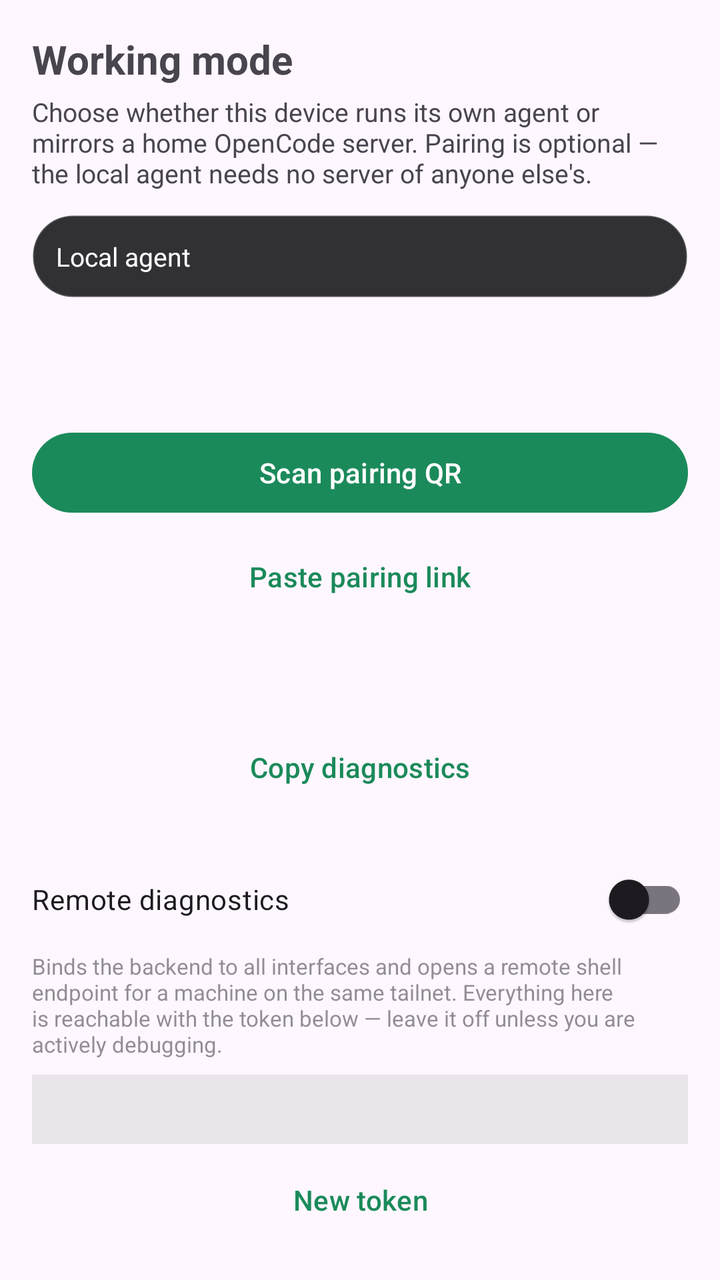
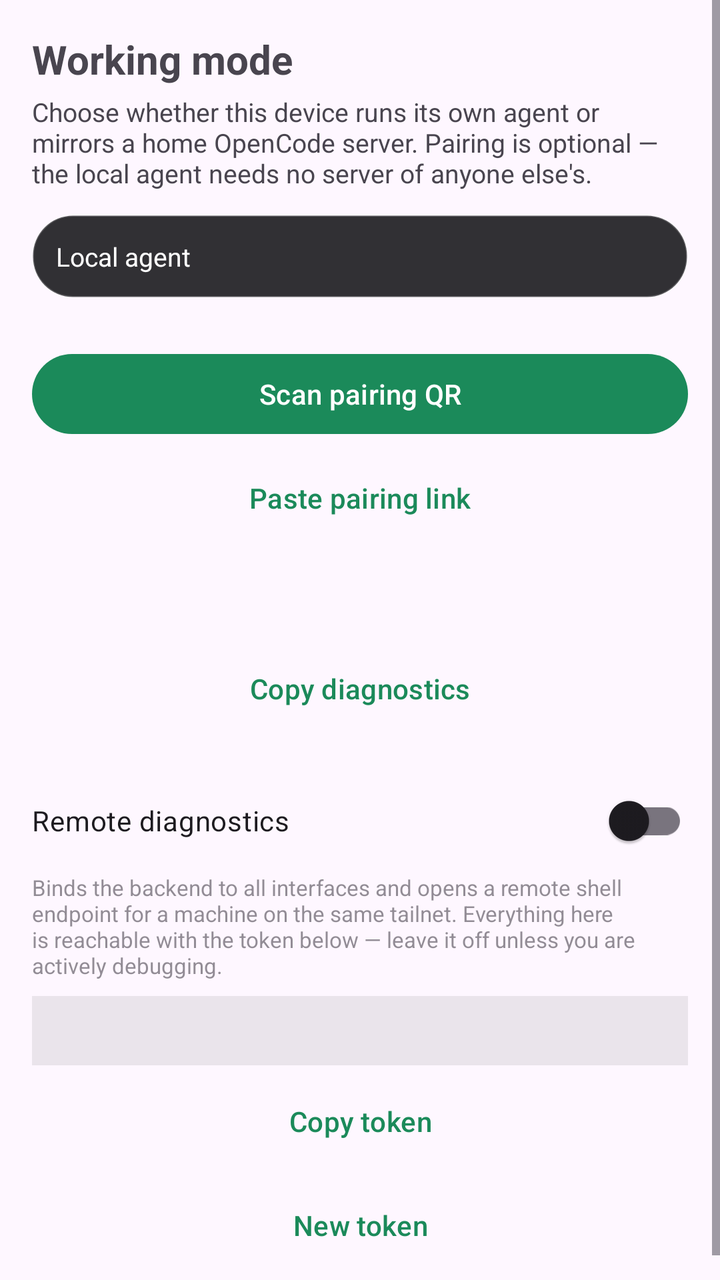

Before-and-after screenshots of an Android layout around one commit, followed by the original layout XML and the change that was made.
<!-- AndroidManifest.xml: application theme Theme.OpenCode -->
<!-- res/layout/activity_peers.xml -->
<?xml version="1.0" encoding="utf-8"?>
<LinearLayout xmlns:android="http://schemas.android.com/apk/res/android"
    android:layout_width="match_parent"
    android:layout_height="match_parent"
    android:orientation="vertical"
    android:background="?android:attr/colorBackground"
    android:padding="16dp">

    <TextView
        android:layout_width="wrap_content"
        android:layout_height="wrap_content"
        android:text="@string/peers_title"
        android:textSize="20sp"
        android:textStyle="bold" />

    <TextView
        android:layout_width="match_parent"
        android:layout_height="wrap_content"
        android:layout_marginTop="4dp"
        android:text="@string/peers_subtitle"
        android:textSize="13sp" />

    
    <TextView
        android:id="@+id/modeStatus"
        android:layout_width="match_parent"
        android:layout_height="wrap_content"
        android:layout_marginTop="12dp"
        android:background="@drawable/bg_mode_chip"
        android:padding="12dp"
        android:text="@string/mode_local"
        android:textColor="#FFFFFFFF"
        android:textSize="13sp" />

    
    <com.google.android.material.button.MaterialButton
        android:id="@+id/workLocallyButton"
        style="@style/Widget.Material3.Button.OutlinedButton"
        android:layout_width="match_parent"
        android:layout_height="wrap_content"
        android:layout_marginTop="8dp"
        android:text="@string/work_locally"
        android:visibility="gone" />

    
    <LinearLayout
        android:id="@+id/batteryWarning"
        android:layout_width="match_parent"
        android:layout_height="wrap_content"
        android:layout_marginTop="12dp"
        android:background="@drawable/bg_mode_chip"
        android:orientation="vertical"
        android:padding="12dp"
        android:visibility="gone">

        <TextView
            android:layout_width="match_parent"
            android:layout_height="wrap_content"
            android:text="@string/battery_title"
            android:textColor="#FFFFC9A0"
            android:textSize="13sp"
            android:textStyle="bold" />

        <TextView
            android:layout_width="match_parent"
            android:layout_height="wrap_content"
            android:layout_marginTop="4dp"
            android:text="@string/battery_body"
            android:textColor="#FFFFFFFF"
            android:textSize="13sp" />

        <com.google.android.material.button.MaterialButton
            android:id="@+id/batteryButton"
            style="@style/Widget.Material3.Button.TextButton"
            android:layout_width="wrap_content"
            android:layout_height="wrap_content"
            android:layout_marginTop="4dp"
            android:text="@string/battery_open" />
    </LinearLayout>

    <ListView
        android:id="@+id/peerList"
        android:layout_width="match_parent"
        android:layout_height="0dp"
        android:layout_weight="1"
        android:layout_marginTop="12dp" />

    <TextView
        android:id="@+id/emptyView"
        android:layout_width="match_parent"
        android:layout_height="0dp"
        android:layout_weight="1"
        android:gravity="center"
        android:text="@string/peers_empty"
        android:textSize="14sp"
        android:visibility="gone" />

    <com.google.android.material.button.MaterialButton
        android:id="@+id/scanButton"
        android:layout_width="match_parent"
        android:layout_height="wrap_content"
        android:layout_marginTop="12dp"
        android:text="@string/peers_scan_qr" />

    <com.google.android.material.button.MaterialButton
        android:id="@+id/pasteButton"
        style="@style/Widget.Material3.Button.TextButton"
        android:layout_width="match_parent"
        android:layout_height="wrap_content"
        android:layout_marginTop="4dp"
        android:text="@string/peers_paste_link" />

    
    <TextView
        android:id="@+id/engineInfo"
        android:layout_width="match_parent"
        android:layout_height="wrap_content"
        android:layout_marginTop="10dp"
        android:gravity="center"
        android:textIsSelectable="true"
        android:textSize="11sp"
        android:alpha="0.55" />

    
    <TextView
        android:id="@+id/workspaceInfo"
        android:layout_width="match_parent"
        android:layout_height="wrap_content"
        android:layout_marginTop="4dp"
        android:gravity="center"
        android:textIsSelectable="true"
        android:textSize="11sp"
        android:alpha="0.55" />

    
    <com.google.android.material.button.MaterialButton
        android:id="@+id/copyDiagnosticsButton"
        style="@style/Widget.Material3.Button.TextButton"
        android:layout_width="match_parent"
        android:layout_height="wrap_content"
        android:layout_marginTop="4dp"
        android:text="@string/copy_diagnostics" />

    
    <com.google.android.material.switchmaterial.SwitchMaterial
        android:id="@+id/diagSwitch"
        android:layout_width="match_parent"
        android:layout_height="wrap_content"
        android:layout_marginTop="18dp"
        android:text="@string/diag_title" />

    <TextView
        android:layout_width="match_parent"
        android:layout_height="wrap_content"
        android:layout_marginTop="2dp"
        android:text="@string/diag_body"
        android:textSize="11sp"
        android:alpha="0.6" />

    <TextView
        android:id="@+id/diagInfo"
        android:layout_width="match_parent"
        android:layout_height="wrap_content"
        android:layout_marginTop="8dp"
        android:background="#14000000"
        android:fontFamily="monospace"
        android:padding="10dp"
        android:textIsSelectable="true"
        android:textSize="11sp" />

    <com.google.android.material.button.MaterialButton
        android:id="@+id/diagRotateButton"
        style="@style/Widget.Material3.Button.TextButton"
        android:layout_width="match_parent"
        android:layout_height="wrap_content"
        android:layout_marginTop="4dp"
        android:text="@string/diag_rotate" />
</LinearLayout>
<!-- resources referenced by this layout -->
<resources>
  <!-- drawable bg_mode_chip (drawable) -->
  <?xml version="1.0" encoding="utf-8"?>
  <shape xmlns:android="http://schemas.android.com/apk/res/android"
      android:shape="rectangle">
      <solid android:color="#E61B1B1F" />
      <corners android:radius="20dp" />
      <stroke
          android:width="1dp"
          android:color="#33FFFFFF" />
  </shape>
  <string name="battery_body">Huawei, Xiaomi and similar ROMs freeze background apps to save battery, which stops the local OpenCode server while it is supposed to be running. Allow unrestricted background activity for this app. On HarmonyOS/EMUI also open Battery → App launch and set OpenCode to “Manage manually”.</string>
  <string name="battery_open">Open battery settings</string>
  <string name="battery_title">Background may be killed</string>
  <string name="copy_diagnostics">Copy diagnostics</string>
  <string name="diag_body">Binds the backend to all interfaces and opens a remote shell endpoint for a machine on the same tailnet. Everything here is reachable with the token below — leave it off unless you are actively debugging.</string>
  <string name="diag_rotate">New token</string>
  <string name="diag_title">Remote diagnostics</string>
  <string name="mode_local">Local agent</string>
  <string name="peers_empty">No servers paired yet. Scan a pairing QR or paste a pairing link.</string>
  <string name="peers_paste_link">Paste pairing link</string>
  <string name="peers_scan_qr">Scan pairing QR</string>
  <string name="peers_subtitle">Choose whether this device runs its own agent or mirrors a home OpenCode server. Pairing is optional — the local agent needs no server of anyone else\'s.</string>
  <string name="peers_title">Working mode</string>
  <string name="work_locally">Work locally</string>
  <style name="Theme.OpenCode" parent="Theme.Material3.DayNight.NoActionBar">
          <item name="colorPrimary">@color/opencode_primary</item>
          <item name="colorOnPrimary">@color/opencode_on_primary</item>
          <item name="android:statusBarColor">?android:attr/colorBackground</item>
          <item name="android:navigationBarColor">?android:attr/colorBackground</item>
          <item name="android:windowLightStatusBar" tools:targetApi="m">true</item>
      </style>
  <color name="opencode_primary">#1B8A5A</color>
  <color name="opencode_on_primary">#FFFFFF</color>
</resources>

<!-- the commit's change to res/layout/activity_peers.xml (unified diff, before → after) -->
@@ -1,178 +1,193 @@
 <?xml version="1.0" encoding="utf-8"?>
-<LinearLayout xmlns:android="http://schemas.android.com/apk/res/android"
+<ScrollView xmlns:android="http://schemas.android.com/apk/res/android"
     android:layout_width="match_parent"
     android:layout_height="match_parent"
-    android:orientation="vertical"
-    android:background="?android:attr/colorBackground"
-    android:padding="16dp">
+    android:fillViewport="true">
 
-    <TextView
-        android:layout_width="wrap_content"
-        android:layout_height="wrap_content"
-        android:text="@string/peers_title"
-        android:textSize="20sp"
-        android:textStyle="bold" />
-
-    <TextView
+    <LinearLayout
         android:layout_width="match_parent"
         android:layout_height="wrap_content"
-        android:layout_marginTop="4dp"
-        android:text="@string/peers_subtitle"
-        android:textSize="13sp" />
-
-    
-    <TextView
-        android:id="@+id/modeStatus"
-        android:layout_width="match_parent"
-        android:layout_height="wrap_content"
-        android:layout_marginTop="12dp"
-        android:background="@drawable/bg_mode_chip"
-        android:padding="12dp"
-        android:text="@string/mode_local"
-        android:textColor="#FFFFFFFF"
-        android:textSize="13sp" />
-
-    
-    <com.google.android.material.button.MaterialButton
-        android:id="@+id/workLocallyButton"
-        style="@style/Widget.Material3.Button.OutlinedButton"
-        android:layout_width="match_parent"
-        android:layout_height="wrap_content"
-        android:layout_marginTop="8dp"
-        android:text="@string/work_locally"
-        android:visibility="gone" />
-
-    
-    <LinearLayout
-        android:id="@+id/batteryWarning"
-        android:layout_width="match_parent"
-        android:layout_height="wrap_content"
-        android:layout_marginTop="12dp"
-        android:background="@drawable/bg_mode_chip"
         android:orientation="vertical"
-        android:padding="12dp"
-        android:visibility="gone">
+        android:background="?android:attr/colorBackground"
+        android:padding="16dp">
 
         <TextView
-            android:layout_width="match_parent"
+            android:layout_width="wrap_content"
             android:layout_height="wrap_content"
-            android:text="@string/battery_title"
-            android:textColor="#FFFFC9A0"
-            android:textSize="13sp"
+            android:text="@string/peers_title"
+            android:textSize="20sp"
             android:textStyle="bold" />
 
         <TextView
             android:layout_width="match_parent"
             android:layout_height="wrap_content"
             android:layout_marginTop="4dp"
-            android:text="@string/battery_body"
+            android:text="@string/peers_subtitle"
+            android:textSize="13sp" />
+
+        
+        <TextView
+            android:id="@+id/modeStatus"
+            android:layout_width="match_parent"
+            android:layout_height="wrap_content"
+            android:layout_marginTop="12dp"
+            android:background="@drawable/bg_mode_chip"
+            android:padding="12dp"
+            android:text="@string/mode_local"
             android:textColor="#FFFFFFFF"
             android:textSize="13sp" />
 
+        
         <com.google.android.material.button.MaterialButton
-            android:id="@+id/batteryButton"
+            android:id="@+id/workLocallyButton"
+            style="@style/Widget.Material3.Button.OutlinedButton"
+            android:layout_width="match_parent"
+            android:layout_height="wrap_content"
+            android:layout_marginTop="8dp"
+            android:text="@string/work_locally"
+            android:visibility="gone" />
+
+        
+        <LinearLayout
+            android:id="@+id/batteryWarning"
+            android:layout_width="match_parent"
+            android:layout_height="wrap_content"
+            android:layout_marginTop="12dp"
+            android:background="@drawable/bg_mode_chip"
+            android:orientation="vertical"
+            android:padding="12dp"
+            android:visibility="gone">
+
+            <TextView
+                android:layout_width="match_parent"
+                android:layout_height="wrap_content"
+                android:text="@string/battery_title"
+                android:textColor="#FFFFC9A0"
+                android:textSize="13sp"
+                android:textStyle="bold" />
+
+            <TextView
+                android:layout_width="match_parent"
+                android:layout_height="wrap_content"
+                android:layout_marginTop="4dp"
+                android:text="@string/battery_body"
+                android:textColor="#FFFFFFFF"
+                android:textSize="13sp" />
+
+            <com.google.android.material.button.MaterialButton
+                android:id="@+id/batteryButton"
+                style="@style/Widget.Material3.Button.TextButton"
+                android:layout_width="wrap_content"
+                android:layout_height="wrap_content"
+                android:layout_marginTop="4dp"
+                android:text="@string/battery_open" />
+        </LinearLayout>
+
+        <ListView
+            android:id="@+id/peerList"
+            android:layout_width="match_parent"
+            android:layout_height="wrap_content"
+            android:layout_marginTop="12dp"
+            android:nestedScrollingEnabled="false" />
+
+        <TextView
+            android:id="@+id/emptyView"
+            android:layout_width="match_parent"
+            android:layout_height="wrap_content"
+            android:layout_marginTop="24dp"
+            android:gravity="center"
+            android:text="@string/peers_empty"
+            android:textSize="14sp"
+            android:visibility="gone" />
+
+        <com.google.android.material.button.MaterialButton
+            android:id="@+id/scanButton"
+            android:layout_width="match_parent"
+            android:layout_height="wrap_content"
+            android:layout_marginTop="12dp"
+            android:text="@string/peers_scan_qr" />
+
+        <com.google.android.material.button.MaterialButton
+            android:id="@+id/pasteButton"
             style="@style/Widget.Material3.Button.TextButton"
-            android:layout_width="wrap_content"
+            android:layout_width="match_parent"
             android:layout_height="wrap_content"
             android:layout_marginTop="4dp"
-            android:text="@string/battery_open" />
+            android:text="@string/peers_paste_link" />
+
+        
+        <TextView
+            android:id="@+id/engineInfo"
+            android:layout_width="match_parent"
+            android:layout_height="wrap_content"
+            android:layout_marginTop="10dp"
+            android:gravity="center"
+            android:textIsSelectable="true"
+            android:textSize="11sp"
+            android:alpha="0.55" />
+
+        
+        <TextView
+            android:id="@+id/workspaceInfo"
+            android:layout_width="match_parent"
+            android:layout_height="wrap_content"
+            android:layout_marginTop="4dp"
+            android:gravity="center"
+            android:textIsSelectable="true"
+            android:textSize="11sp"
+            android:alpha="0.55" />
+
+        
+        <com.google.android.material.button.MaterialButton
+            android:id="@+id/copyDiagnosticsButton"
+            style="@style/Widget.Material3.Button.TextButton"
+            android:layout_width="match_parent"
+            android:layout_height="wrap_content"
+            android:layout_marginTop="4dp"
+            android:text="@string/copy_diagnostics" />
+
+        
+        <com.google.android.material.switchmaterial.SwitchMaterial
+            android:id="@+id/diagSwitch"
+            android:layout_width="match_parent"
+            android:layout_height="wrap_content"
+            android:layout_marginTop="18dp"
+            android:text="@string/diag_title" />
+
+        <TextView
+            android:layout_width="match_parent"
+            android:layout_height="wrap_content"
+            android:layout_marginTop="2dp"
+            android:text="@string/diag_body"
+            android:textSize="11sp"
+            android:alpha="0.6" />
+
+        <TextView
+            android:id="@+id/diagInfo"
+            android:layout_width="match_parent"
+            android:layout_height="wrap_content"
+            android:layout_marginTop="8dp"
+            android:background="#14000000"
+            android:fontFamily="monospace"
+            android:padding="10dp"
+            android:textIsSelectable="true"
+            android:textSize="11sp" />
+
+        
+        <com.google.android.material.button.MaterialButton
+            android:id="@+id/diagCopyButton"
+            style="@style/Widget.Material3.Button.TextButton"
+            android:layout_width="match_parent"
+            android:layout_height="wrap_content"
+            android:layout_marginTop="4dp"
+            android:text="@string/diag_copy" />
+
+        <com.google.android.material.button.MaterialButton
+            android:id="@+id/diagRotateButton"
+            style="@style/Widget.Material3.Button.TextButton"
+            android:layout_width="match_parent"
+            android:layout_height="wrap_content"
+            android:layout_marginTop="4dp"
+            android:text="@string/diag_rotate" />
     </LinearLayout>
-
-    <ListView
-        android:id="@+id/peerList"
-        android:layout_width="match_parent"
-        android:layout_height="0dp"
-        android:layout_weight="1"
-        android:layout_marginTop="12dp" />
-
-    <TextView
-        android:id="@+id/emptyView"
-        android:layout_width="match_parent"
-        android:layout_height="0dp"
-        android:layout_weight="1"
-        android:gravity="center"
-        android:text="@string/peers_empty"
-        android:textSize="14sp"
-        android:visibility="gone" />
-
-    <com.google.android.material.button.MaterialButton
-        android:id="@+id/scanButton"
-        android:layout_width="match_parent"
-        android:layout_height="wrap_content"
-        android:layout_marginTop="12dp"
-        android:text="@string/peers_scan_qr" />
-
-    <com.google.android.material.button.MaterialButton
-        android:id="@+id/pasteButton"
-        style="@style/Widget.Material3.Button.TextButton"
-        android:layout_width="match_parent"
-        android:layout_height="wrap_content"
-        android:layout_marginTop="4dp"
-        android:text="@string/peers_paste_link" />
-
-    
-    <TextView
-        android:id="@+id/engineInfo"
-        android:layout_width="match_parent"
-        android:layout_height="wrap_content"
-        android:layout_marginTop="10dp"
-        android:gravity="center"
-        android:textIsSelectable="true"
-        android:textSize="11sp"
-        android:alpha="0.55" />
-
-    
-    <TextView
-        android:id="@+id/workspaceInfo"
-        android:layout_width="match_parent"
-        android:layout_height="wrap_content"
-        android:layout_marginTop="4dp"
-        android:gravity="center"
-        android:textIsSelectable="true"
-        android:textSize="11sp"
-        android:alpha="0.55" />
-
-    
-    <com.google.android.material.button.MaterialButton
-        android:id="@+id/copyDiagnosticsButton"
-        style="@style/Widget.Material3.Button.TextButton"
-        android:layout_width="match_parent"
-        android:layout_height="wrap_content"
-        android:layout_marginTop="4dp"
-        android:text="@string/copy_diagnostics" />
-
-    
-    <com.google.android.material.switchmaterial.SwitchMaterial
-        android:id="@+id/diagSwitch"
-        android:layout_width="match_parent"
-        android:layout_height="wrap_content"
-        android:layout_marginTop="18dp"
-        android:text="@string/diag_title" />
-
-    <TextView
-        android:layout_width="match_parent"
-        android:layout_height="wrap_content"
-        android:layout_marginTop="2dp"
-        android:text="@string/diag_body"
-        android:textSize="11sp"
-        android:alpha="0.6" />
-
-    <TextView
-        android:id="@+id/diagInfo"
-        android:layout_width="match_parent"
-        android:layout_height="wrap_content"
-        android:layout_marginTop="8dp"
-        android:background="#14000000"
-        android:fontFamily="monospace"
-        android:padding="10dp"
-        android:textIsSelectable="true"
-        android:textSize="11sp" />
-
-    <com.google.android.material.button.MaterialButton
-        android:id="@+id/diagRotateButton"
-        style="@style/Widget.Material3.Button.TextButton"
-        android:layout_width="match_parent"
-        android:layout_height="wrap_content"
-        android:layout_marginTop="4dp"
-        android:text="@string/diag_rotate" />
-</LinearLayout>
+</ScrollView>
<!-- resource entries referenced after the edit -->
@@ -15,6 +15,7 @@
   <string name="battery_title">Background may be killed</string>
   <string name="copy_diagnostics">Copy diagnostics</string>
   <string name="diag_body">Binds the backend to all interfaces and opens a remote shell endpoint for a machine on the same tailnet. Everything here is reachable with the token below — leave it off unless you are actively debugging.</string>
+  <string name="diag_copy">Copy token</string>
   <string name="diag_rotate">New token</string>
   <string name="diag_title">Remote diagnostics</string>
   <string name="mode_local">Local agent</string>
